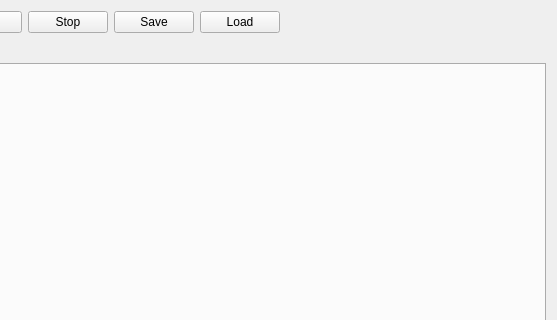
Old version of the form mahos/gui/ui/tweaker.ui in the repository ToyotaCRDL/mahos; both pictures show x 413 to 970 and y 0 to 320 of the 970 by 476 pixel window.
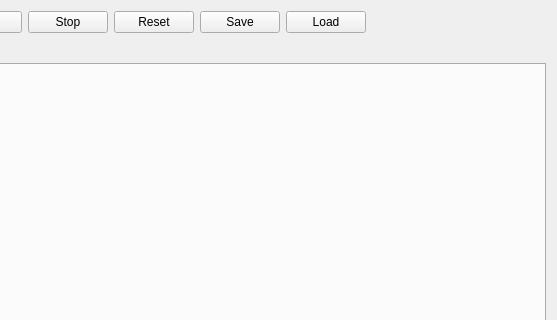
New version of the form.

Diff of the .ui file:
```diff
--- a/mahos/gui/ui/tweaker.ui
+++ b/mahos/gui/ui/tweaker.ui
@@ -58,6 +58,13 @@
        </property>
       </widget>
      </item>
+     <item>
+      <widget class="QPushButton" name="resetButton">
+       <property name="text">
+        <string>Reset</string>
+       </property>
+      </widget>
+     </item>
      <item>
       <widget class="QPushButton" name="saveButton">
        <property name="text">
```
Left out of the diff: 1 changed line with no effect on the pictures.
